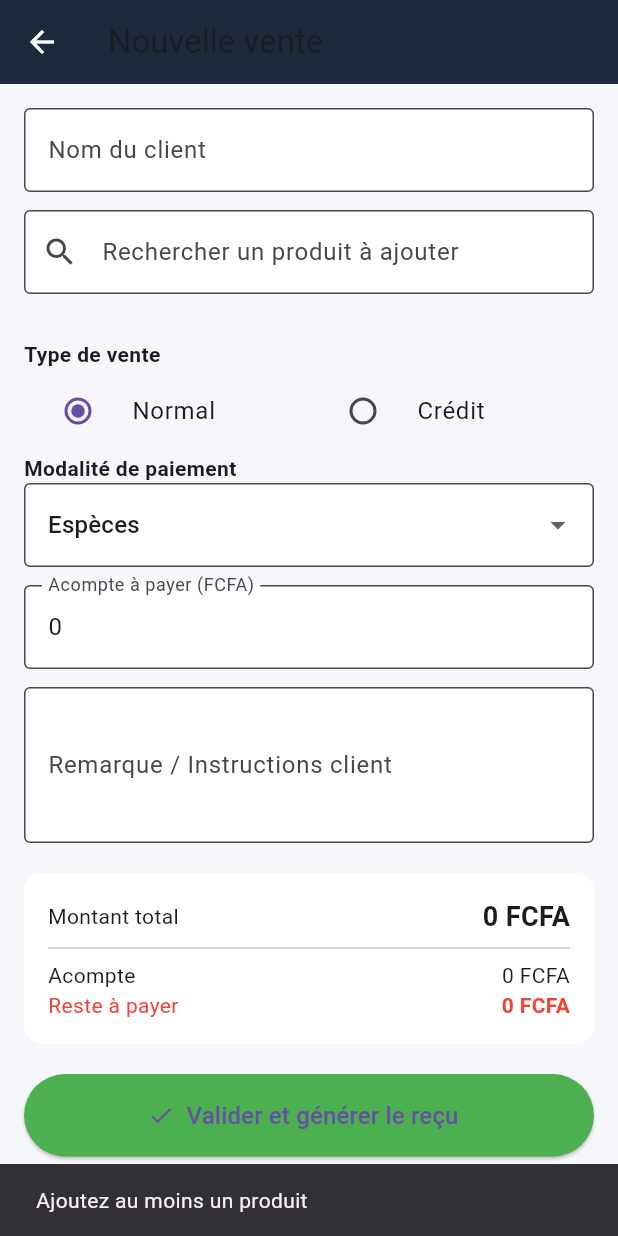
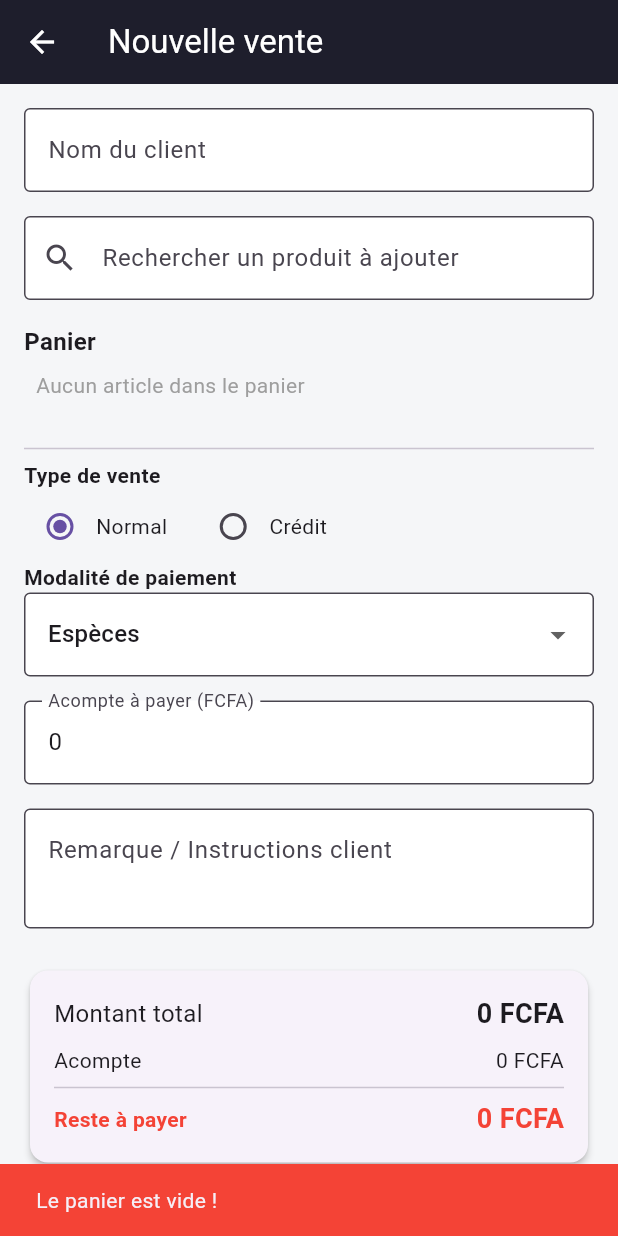
Before and after one commit to hadjabarr4-lang/mon_app_facturation, a Flutter app: the VenteScreen screen opened directly, after a tap on "Valider et générer le reçu", on a phone screen of 412 x 824 dp. Run offline on Flutter 3.47's test engine with Material 3 defaults, Android fonts, the phone set to English and light mode, and no system bars; our stand-ins replace image_picker, pdf, printing, sqflite; missing offline and left inert: mobile_scanner; accounts and stored records are empty.

Commit message:
Code complet vente screen avec PDF

```diff
--- a/lib/screens/vente/vente_screen.dart
+++ b/lib/screens/vente/vente_screen.dart
@@ -1,13 +1,14 @@
 import 'package:flutter/material.dart';
-import 'package:uuid/uuid.dart';
-import '../../services/database_service.dart';
 import '../../services/product_service.dart';
 import '../../services/finance_service.dart';
-import '../../utils/format.dart';
 import '../../models/produit.dart';
+import 'package:pdf/pdf.dart';
+import 'package:pdf/widgets.dart' as pw;
+import 'package:printing/printing.dart';
 
 class VenteScreen extends StatefulWidget {
   const VenteScreen({Key? key}) : super(key: key);
+
   @override
   State<VenteScreen> createState() => _VenteScreenState();
 }
@@ -20,222 +21,361 @@ class LigneVente {
 }
 
 class _VenteScreenState extends State<VenteScreen> {
-  final _clientNom = TextEditingController();
-  final _remarque = TextEditingController();
-  final _acompte = TextEditingController(text: '0');
-  final _recherche = TextEditingController();
+  // Contrôleurs
+  final _clientNomController = TextEditingController();
+  final _searchController = TextEditingController();
+  final _acompteController = TextEditingController(text: '0');
+  final _remarqueController = TextEditingController();
 
-  final List<LigneVente> _lignes = [];
-  String _typeVente = 'normal';
-  String _modePaiement = 'espèces';
+  // Variables d'état
+  List<Produit> _produits = [];
   List<Produit> _produitsFiltres = [];
+  List<LigneVente> _panier = [];
+  String _modePaiement = 'Espèces';
+  String _typeVente = 'Normal';
 
-  double get _total => _lignes.fold(0, (s, l) => s + l.total);
-
-  Future<void> _chercher(String q) async {
-    final tous = await ProductService.tous();
-    setState(() => _produitsFiltres = tous.where((p) => p.nom.toLowerCase().contains(q.toLowerCase())).toList());
+  @override
+  void initState() {
+    super.initState();
+    _chargerProduits();
+    _searchController.addListener(_filtrerProduits);
   }
 
-  void _ajouterProduit(Produit p) {
+  @override
+  void dispose() {
+    _clientNomController.dispose();
+    _searchController.dispose();
+    _acompteController.dispose();
+    _remarqueController.dispose();
+    super.dispose();
+  }
+
+  Future<void> _chargerProduits() async {
+    try {
+      final prods = await ProductService.tous();
       setState(() {
-      final existant = _lignes.indexWhere((l) => l.produit.id == p.id);
-      if (existant >= 0) {
-        _lignes[existant].quantite++;
+        _produits = prods;
+        _produitsFiltres = [];
+      });
+    } catch (e) {
+      debugPrint("Erreur de chargement des produits : $e");
+    }
+  }
+
+  void _filtrerProduits() {
+    final query = _searchController.text.toLowerCase();
+    if (query.isEmpty) {
+      setState(() => _produitsFiltres = []);
     } else {
-        _lignes.add(LigneVente(p, 1));
+      setState(() {
+        _produitsFiltres = _produits
+            .where((p) => p.nom.toLowerCase().contains(query) && p.quantite > 0)
+            .toList();
+      });
     }
+  }
+
+  void _ajouterAuPanier(Produit produit) {
+    setState(() {
+      final index = _panier.indexWhere((item) => item.produit.id == produit.id);
+      if (index != -1) {
+        // Le produit est déjà dans le panier
+        if (_panier[index].quantite < produit.quantite) {
+          _panier[index].quantite++;
+        } else {
+          ScaffoldMessenger.of(context).showSnackBar(
+            const SnackBar(content: Text('Stock maximum atteint pour ce produit.')),
+          );
+        }
+      } else {
+        // Nouveau produit
+        _panier.add(LigneVente(produit, 1));
+      }
+      _searchController.clear();
       _produitsFiltres = [];
-      _recherche.clear();
     });
   }
 
-  Future<void> _valider() async {
-    if (_lignes.isEmpty) {
-      ScaffoldMessenger.of(context).showSnackBar(const SnackBar(content: Text('Ajoutez au moins un produit')));
+  double get _total {
+    return _panier.fold(0, (sum, item) => sum + item.total);
+  }
+
+  double get _resteAPayer {
+    final acompte = double.tryParse(_acompteController.text) ?? 0;
+    final reste = _total - acompte;
+    return reste < 0 ? 0 : reste;
+  }
+
+  Future<void> _validerVente() async {
+    if (_panier.isEmpty) {
+      ScaffoldMessenger.of(context).showSnackBar(
+        const SnackBar(content: Text('Le panier est vide !'), backgroundColor: Colors.red),
+      );
       return;
     }
-    final acompte = double.tryParse(_acompte.text) ?? 0;
-    final reste = _total - acompte;
-    final idVente = const Uuid().v4();
-    final db = await DatabaseService.database;
 
-    await db.insert('ventes', {
-      'id': idVente,
-      'numero': 'V-${DateTime.now().millisecondsSinceEpoch}',
-      'client_id': '',
-      'client_nom': _clientNom.text.isEmpty ? 'Client comptoir' : _clientNom.text,
-      'type_vente': _typeVente,
-      'mode_paiement': _modePaiement,
-      'montant_total': _total,
-      'acompte': acompte,
-      'reste_a_payer': reste,
-      'statut': reste <= 0 ? 'payee' : 'credit',
-      'remarque': _remarque.text,
-      'date': DateTime.now().toIso8601String(),
-    });
+    try {
+      // 1. Enregistrer la vente dans la caisse
+      await FinanceService.vendre(_total, _modePaiement);
 
-    for (var l in _lignes) {
-      await db.insert('lignes_vente', {
-        'id': const Uuid().v4(),
-        'vente_id': idVente,
-        'produit_id': l.produit.id,
-        'produit_nom': l.produit.nom,
-        'prix_unitaire': l.produit.prixVente,
-        'quantite': l.quantite,
-        'total': l.total,
-      });
-      // Décrémenter le stock
-      await ProductService.miseAJourQuantite(l.produit.id!, l.produit.quantite - l.quantite);
+      // 2. Déduire le stock pour chaque produit
+      for (var item in _panier) {
+        await ProductService.deduireStock(item.produit.id!, item.quantite);
       }
 
+      // 3. Générer le reçu PDF
+      await _genererRecu();
+
       if (mounted) {
-      _afficherRecu(idVente, acompte, reste);
+        ScaffoldMessenger.of(context).showSnackBar(
+          const SnackBar(content: Text('Vente validée avec succès !'), backgroundColor: Colors.green),
+        );
+        Navigator.pop(context); // Retour à l'accueil
+      }
+    } catch (e) {
+      ScaffoldMessenger.of(context).showSnackBar(
+        SnackBar(content: Text('Erreur : $e'), backgroundColor: Colors.red),
+      );
     }
   }
 
-  void _afficherRecu(String idVente, double acompte, double reste) {
-    showDialog(
-      context: context,
-      builder: (_) => AlertDialog(
-        title: const Text('✅ Vente enregistrée'),
-        content: SingleChildScrollView(
-          child: Column(
-            crossAxisAlignment: CrossAxisAlignment.start,
-            mainAxisSize: MainAxisSize.min,
+  Future<void> _genererRecu() async {
+    final pdf = pw.Document();
+    final client = _clientNomController.text.isEmpty ? "Client Inconnu" : _clientNomController.text;
+
+    pdf.addPage(
+      pw.Page(
+        pageFormat: PdfPageFormat.a5,
+        build: (pw.Context context) {
+          return pw.Column(
+            crossAxisAlignment: pw.CrossAxisAlignment.start,
             children: [
-              Text('Client : ${_clientNom.text.isEmpty ? "Comptoir" : _clientNom.text}'),
-              Text('Type : ${_typeVente == "normal" ? "Normal" : "Crédit"}'),
-              Text('Mode : $_modePaiement'),
-              const Divider(),
-              ..._lignes.map((l) => Text('${l.produit.nom} x${l.quantite} = ${Fmt.fcfa(l.total)}')),
-              const Divider(),
-              Text('TOTAL : ${Fmt.fcfa(_total)}', style: const TextStyle(fontWeight: FontWeight.bold)),
-              Text('Acompte : ${Fmt.fcfa(acompte)}'),
-              Text('Reste à payer : ${Fmt.fcfa(reste)}', style: const TextStyle(color: Colors.red, fontWeight: FontWeight.bold)),
-              if (_remarque.text.isNotEmpty) ...[
-                const Divider(),
-                Text('Remarque : ${_remarque.text}'),
+              pw.Center(child: pw.Text('MON APP FACTURATION', style: pw.TextStyle(fontSize: 20, fontWeight: pw.FontWeight.bold))),
+              pw.SizedBox(height: 10),
+              pw.Text('Client : $client'),
+              pw.Text('Date : ${DateTime.now().toString().substring(0, 16)}'),
+              pw.Divider(),
+              pw.Text('Détails :', style: pw.TextStyle(fontWeight: pw.FontWeight.bold)),
+              pw.SizedBox(height: 5),
+              ..._panier.map((item) {
+                return pw.Row(
+                  mainAxisAlignment: pw.MainAxisAlignment.spaceBetween,
+                  children: [
+                    pw.Text('${item.quantite}x ${item.produit.nom}'),
+                    pw.Text('${item.total.toStringAsFixed(0)} FCFA'),
                   ],
+                );
+              }),
+              pw.Divider(),
+              pw.SizedBox(height: 5),
+              pw.Row(
+                mainAxisAlignment: pw.MainAxisAlignment.spaceBetween,
+                children: [
+                  pw.Text('TOTAL :', style: pw.TextStyle(fontWeight: pw.FontWeight.bold)),
+                  pw.Text('${_total.toStringAsFixed(0)} FCFA', style: pw.TextStyle(fontWeight: pw.FontWeight.bold, fontSize: 16)),
                 ],
               ),
+              pw.SizedBox(height: 20),
+              pw.Center(child: pw.Text('Merci de votre visite !')),
+            ],
+          );
+        },
       ),
-        actions: [
-          ElevatedButton(onPressed: () { Navigator.pop(context); Navigator.pop(context); }, child: const Text('Fermer')),
-        ],
-      ),
+    );
+
+    await Printing.layoutPdf(
+      onLayout: (PdfPageFormat format) async => pdf.save(),
+      name: 'Recu_$client.pdf',
     );
   }
 
   @override
   Widget build(BuildContext context) {
-    final acompte = double.tryParse(_acompte.text) ?? 0;
-    final reste = _total - acompte;
-
     return Scaffold(
-      backgroundColor: const Color(0xFFF5F7FA),
-      appBar: AppBar(title: const Text('Nouvelle vente'), backgroundColor: const Color(0xFF1E293B), iconTheme: const IconThemeData(color: Colors.white)),
+      backgroundColor: const Color(0xFFF5F6F8),
+      appBar: AppBar(
+        title: const Text("Nouvelle vente", style: TextStyle(color: Colors.white)),
+        backgroundColor: const Color(0xFF1E1E2C),
+        iconTheme: const IconThemeData(color: Colors.white),
+      ),
       body: SingleChildScrollView(
-        padding: const EdgeInsets.all(16),
+        padding: const EdgeInsets.all(16.0),
         child: Column(
           crossAxisAlignment: CrossAxisAlignment.start,
           children: [
             // Client
-            TextField(controller: _clientNom, decoration: const InputDecoration(labelText: 'Nom du client', border: OutlineInputBorder(), filled: true, fillColor: Colors.white)),
-            const SizedBox(height: 12),
+            TextField(
+              controller: _clientNomController,
+              decoration: const InputDecoration(labelText: 'Nom du client', border: OutlineInputBorder(), filled: true, fillColor: Colors.white),
+            ),
+            const SizedBox(height: 16),
 
-            // Recherche produit
+            // Recherche
             TextField(
-              controller: _recherche,
-              onChanged: _chercher,
-              decoration: const InputDecoration(hintText: 'Rechercher un produit à ajouter', prefixIcon: Icon(Icons.search), border: OutlineInputBorder(), filled: true, fillColor: Colors.white),
+              controller: _searchController,
+              decoration: const InputDecoration(
+                hintText: 'Rechercher un produit à ajouter',
+                prefixIcon: Icon(Icons.search),
+                border: OutlineInputBorder(),
+                filled: true,
+                fillColor: Colors.white,
               ),
+            ),
+
+            // Résultats de recherche
             if (_produitsFiltres.isNotEmpty)
               Container(
-                margin: const EdgeInsets.only(top: 4),
-                decoration: BoxDecoration(color: Colors.white, borderRadius: BorderRadius.circular(8)),
-                child: Column(
-                  children: _produitsFiltres.take(5).map((p) => ListTile(
+                color: Colors.white,
+                constraints: const BoxConstraints(maxHeight: 150),
+                child: ListView.builder(
+                  shrinkWrap: true,
+                  itemCount: _produitsFiltres.length,
+                  itemBuilder: (context, index) {
+                    final p = _produitsFiltres[index];
+                    return ListTile(
                       title: Text(p.nom),
-                    subtitle: Text('${Fmt.fcfa(p.prixVente)} • Stock: ${p.quantite}'),
-                    onTap: () => _ajouterProduit(p),
-                  )).toList(),
+                      subtitle: Text('Stock: ${p.quantite} | ${p.prixVente} FCFA'),
+                      onTap: () => _ajouterAuPanier(p),
+                    );
+                  },
                 ),
               ),
-            const SizedBox(height: 15),
 
-            // Lignes
-            ..._lignes.map((l) => Card(
+            const SizedBox(height: 16),
+
+            // Panier
+            const Text("Panier", style: TextStyle(fontWeight: FontWeight.bold, fontSize: 16)),
+            if (_panier.isEmpty)
+               const Padding(
+                 padding: EdgeInsets.all(8.0),
+                 child: Text("Aucun article dans le panier", style: TextStyle(color: Colors.grey)),
+               )
+            else
+              ..._panier.map((item) => Card(
                 child: ListTile(
-                title: Text(l.produit.nom),
-                subtitle: Text('${Fmt.fcfa(l.produit.prixVente)} x ${l.quantite}'),
+                  title: Text(item.produit.nom),
+                  subtitle: Text('${item.total.toStringAsFixed(0)} FCFA'),
                   trailing: Row(
                     mainAxisSize: MainAxisSize.min,
                     children: [
-                    IconButton(icon: const Icon(Icons.remove_circle, color: Colors.red), onPressed: () => setState(() { if (l.quantite > 1) l.quantite--; else _lignes.remove(l); })),
-                    Text(Fmt.fcfa(l.total)),
-                    IconButton(icon: const Icon(Icons.add_circle, color: Colors.green), onPressed: () => setState(() => l.quantite++)),
+                      IconButton(
+                        icon: const Icon(Icons.remove_circle, color: Colors.red),
+                        onPressed: () {
+                          setState(() {
+                            if (item.quantite > 1) {
+                              item.quantite--;
+                            } else {
+                              _panier.remove(item);
+                            }
+                          });
+                        },
+                      ),
+                      Text('${item.quantite}'),
+                      IconButton(
+                        icon: const Icon(Icons.add_circle, color: Colors.green),
+                        onPressed: () {
+                          if (item.quantite < item.produit.quantite) {
+                            setState(() => item.quantite++);
+                          }
+                        },
+                      ),
                     ],
                   ),
                 ),
               )),
 
-            const SizedBox(height: 15),
+            const SizedBox(height: 16),
+            const Divider(),
+
             // Type de vente
-            const Text('Type de vente', style: TextStyle(fontWeight: FontWeight.bold)),
+            const Text("Type de vente", style: TextStyle(fontWeight: FontWeight.bold)),
             Row(
               children: [
-                Expanded(child: RadioListTile<String>(title: const Text('Normal'), value: 'normal', groupValue: _typeVente, onChanged: (v) => setState(() => _typeVente = v!))),
-                Expanded(child: RadioListTile<String>(title: const Text('Crédit'), value: 'credit', groupValue: _typeVente, onChanged: (v) => setState(() => _typeVente = v!))),
+                Radio<String>(
+                  value: 'Normal',
+                  groupValue: _typeVente,
+                  onChanged: (val) => setState(() => _typeVente = val!),
+                ),
+                const Text('Normal'),
+                const SizedBox(width: 20),
+                Radio<String>(
+                  value: 'Crédit',
+                  groupValue: _typeVente,
+                  onChanged: (val) => setState(() => _typeVente = val!),
+                ),
+                const Text('Crédit'),
               ],
             ),
 
-            // Mode de paiement
-            const Text('Modalité de paiement', style: TextStyle(fontWeight: FontWeight.bold)),
+            // Modalité
+            const Text("Modalité de paiement", style: TextStyle(fontWeight: FontWeight.bold)),
             DropdownButtonFormField<String>(
               value: _modePaiement,
-              items: const [
-                DropdownMenuItem(value: 'espèces', child: Text('Espèces')),
-                DropdownMenuItem(value: 'wave', child: Text('Wave')),
-                DropdownMenuItem(value: 'orange_money', child: Text('Orange Money')),
-                DropdownMenuItem(value: 'carte', child: Text('Carte bancaire')),
-              ],
-              onChanged: (v) => setState(() => _modePaiement = v!),
               decoration: const InputDecoration(border: OutlineInputBorder(), filled: true, fillColor: Colors.white),
+              items: ['Espèces', 'Mobile Money', 'Carte'].map((mode) => DropdownMenuItem(value: mode, child: Text(mode))).toList(),
+              onChanged: (val) => setState(() => _modePaiement = val!),
             ),
-            const SizedBox(height: 12),
+            const SizedBox(height: 16),
 
-            // Acompte
-            TextField(controller: _acompte, keyboardType: TextInputType.number, onChanged: (_) => setState(() {}), decoration: const InputDecoration(labelText: 'Acompte à payer (FCFA)', border: OutlineInputBorder(), filled: true, fillColor: Colors.white)),
-            const SizedBox(height: 12),
+            // Acompte et Remarque
+            TextField(
+              controller: _acompteController,
+              keyboardType: TextInputType.number,
+              decoration: const InputDecoration(labelText: 'Acompte à payer (FCFA)', border: OutlineInputBorder(), filled: true, fillColor: Colors.white),
+              onChanged: (val) => setState(() {}),
+            ),
+            const SizedBox(height: 16),
+            TextField(
+              controller: _remarqueController,
+              decoration: const InputDecoration(labelText: 'Remarque / Instructions client', border: OutlineInputBorder(), filled: true, fillColor: Colors.white, alignLabelWithHint: true),
+              maxLines: 2,
+            ),
 
-            // Remarque
-            TextField(controller: _remarque, maxLines: 3, decoration: const InputDecoration(labelText: 'Remarque / Instructions client', border: OutlineInputBorder(), filled: true, fillColor: Colors.white)),
-            const SizedBox(height: 20),
+            const SizedBox(height: 24),
 
             // Résumé
-            Container(
-              padding: const EdgeInsets.all(16),
-              decoration: BoxDecoration(color: Colors.white, borderRadius: BorderRadius.circular(12)),
+            Card(
+              elevation: 2,
+              child: Padding(
+                padding: const EdgeInsets.all(16.0),
                 child: Column(
                   children: [
-                  Row(mainAxisAlignment: MainAxisAlignment.spaceBetween, children: [const Text('Montant total'), Text(Fmt.fcfa(_total), style: const TextStyle(fontWeight: FontWeight.bold, fontSize: 18))]),
+                    Row(mainAxisAlignment: MainAxisAlignment.spaceBetween, children: [
+                      const Text('Montant total', style: TextStyle(fontSize: 16)),
+                      Text('${_total.toStringAsFixed(0)} FCFA', style: const TextStyle(fontSize: 18, fontWeight: FontWeight.bold)),
+                    ]),
+                    const SizedBox(height: 8),
+                    Row(mainAxisAlignment: MainAxisAlignment.spaceBetween, children: [
+                      const Text('Acompte'),
+                      Text('${(double.tryParse(_acompteController.text) ?? 0).toStringAsFixed(0)} FCFA'),
+                    ]),
                     const Divider(),
-                  Row(mainAxisAlignment: MainAxisAlignment.spaceBetween, children: [const Text('Acompte'), Text(Fmt.fcfa(acompte))]),
-                  Row(mainAxisAlignment: MainAxisAlignment.spaceBetween, children: [const Text('Reste à payer', style: TextStyle(color: Colors.red)), Text(Fmt.fcfa(reste), style: const TextStyle(fontWeight: FontWeight.bold, color: Colors.red))]),
+                    Row(mainAxisAlignment: MainAxisAlignment.spaceBetween, children: [
+                      const Text('Reste à payer', style: TextStyle(color: Colors.red, fontWeight: FontWeight.bold)),
+                      Text('${_resteAPayer.toStringAsFixed(0)} FCFA', style: const TextStyle(color: Colors.red, fontWeight: FontWeight.bold, fontSize: 18)),
+                    ]),
                   ],
                 ),
               ),
-            const SizedBox(height: 20),
+            ),
+
+            const SizedBox(height: 24),
+
+            // Bouton Valider
             SizedBox(
-              width: double.infinity, height: 55,
+              width: double.infinity,
+              height: 50,
               child: ElevatedButton.icon(
-                onPressed: _valider,
-                icon: const Icon(Icons.check),
-                label: const Text('Valider et générer le reçu', style: TextStyle(fontSize: 16)),
-                style: ElevatedButton.styleFrom(backgroundColor: Colors.green),
+                onPressed: _validerVente,
+                icon: const Icon(Icons.check, color: Colors.white),
+                label: const Text('Valider et générer le reçu', style: TextStyle(fontSize: 16, color: Colors.white)),
+                style: ElevatedButton.styleFrom(
+                  backgroundColor: Colors.green,
+                  shape: RoundedRectangleBorder(borderRadius: BorderRadius.circular(25)),
                 ),
               ),
+            ),
+            const SizedBox(height: 30),
           ],
         ),
       ),
```
Also changed, not shown: lib/services/product_service.dart (+20 -16 lines). Lines whose indentation alone changed are shown as unchanged.
